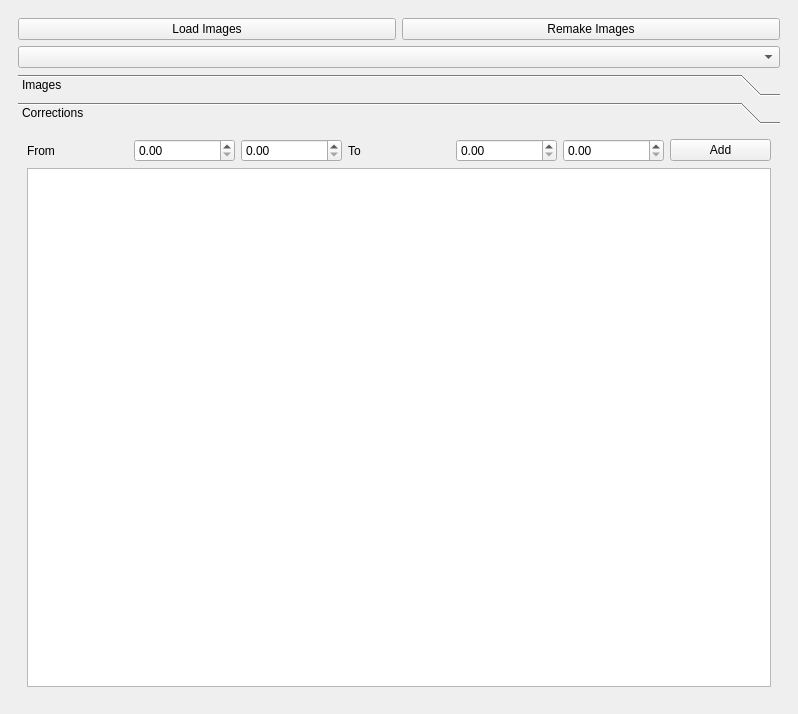
Before: the Qt Designer form image_loader_dockwidget_base.ui in Drew973/PTS_image_loader, drawn with Qt 5.
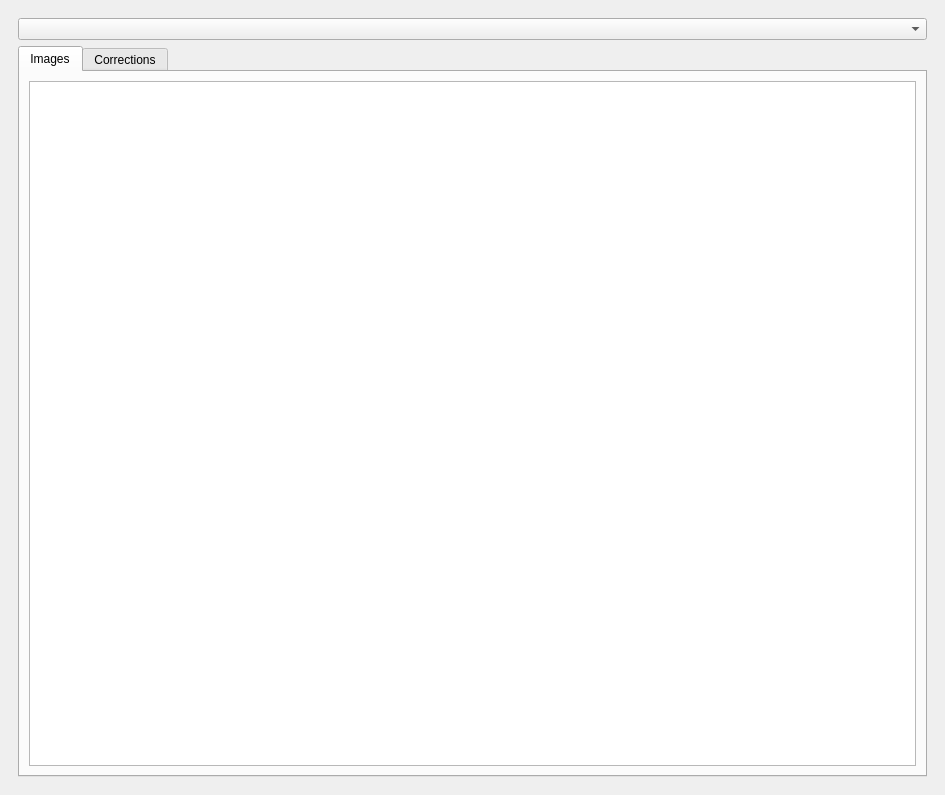
After: the same form once the commit is applied. Custom widgets are drawn as their Qt base class.

```diff
--- a/image_loader_dockwidget_base.ui
+++ b/image_loader_dockwidget_base.ui
@@ -6,42 +6,18 @@
    <rect>
     <x>0</x>
     <y>0</y>
-    <width>798</width>
-    <height>714</height>
+    <width>945</width>
+    <height>795</height>
    </rect>
   </property>
   <property name="windowTitle">
    <string>PTS image loader</string>
   </property>
   <widget class="QWidget" name="dockWidgetContents">
-   <layout class="QVBoxLayout" name="verticalLayout">
+   <layout class="QVBoxLayout" name="verticalLayout_2">
     <item>
      <widget class="QWidget" name="mainWidget" native="true">
       <layout class="QVBoxLayout" name="verticalLayout_4">
-       <item>
-        <layout class="QHBoxLayout" name="horizontalLayout">
-         <item>
-          <widget class="QPushButton" name="loadButton">
-           <property name="toolTip">
-            <string>&lt;html&gt;&lt;head/&gt;&lt;body&gt;&lt;p&gt;Load all images where load is checked. Removes anything in image_loader group.&lt;/p&gt;&lt;/body&gt;&lt;/html&gt;</string>
-           </property>
-           <property name="text">
-            <string>Load Images</string>
-           </property>
-          </widget>
-         </item>
-         <item>
-          <widget class="QPushButton" name="remakeButton">
-           <property name="toolTip">
-            <string>&lt;html&gt;&lt;head/&gt;&lt;body&gt;&lt;p&gt;Remake georeferenced images using corrections for run.&lt;/p&gt;&lt;/body&gt;&lt;/html&gt;</string>
-           </property>
-           <property name="text">
-            <string>Remake Images</string>
-           </property>
-          </widget>
-         </item>
-        </layout>
-       </item>
        <item>
         <widget class="QComboBox" name="runBox">
          <property name="toolTip">
@@ -50,23 +26,21 @@
         </widget>
        </item>
        <item>
-        <widget class="QToolBox" name="toolBox">
+        <widget class="QTabWidget" name="tabWidget">
+         <property name="layoutDirection">
+          <enum>Qt::LeftToRight</enum>
+         </property>
+         <property name="tabPosition">
+          <enum>QTabWidget::North</enum>
+         </property>
          <property name="currentIndex">
           <number>1</number>
          </property>
-         <widget class="QWidget" name="page_2">
-          <property name="geometry">
-           <rect>
-            <x>0</x>
-            <y>0</y>
-            <width>754</width>
-            <height>516</height>
-           </rect>
-          </property>
-          <attribute name="label">
+         <widget class="QWidget" name="tab">
+          <attribute name="title">
            <string>Images</string>
           </attribute>
-          <layout class="QVBoxLayout" name="verticalLayout_2">
+          <layout class="QVBoxLayout" name="verticalLayout_5">
            <item>
             <widget class="imagesView" name="imagesView">
              <property name="selectionBehavior">
@@ -82,19 +56,11 @@
            </item>
           </layout>
          </widget>
-         <widget class="QWidget" name="page_3">
-          <property name="geometry">
-           <rect>
-            <x>0</x>
-            <y>0</y>
-            <width>754</width>
-            <height>516</height>
-           </rect>
-          </property>
-          <attribute name="label">
+         <widget class="QWidget" name="tab_2">
+          <attribute name="title">
            <string>Corrections</string>
           </attribute>
-          <layout class="QVBoxLayout" name="verticalLayout_3">
+          <layout class="QVBoxLayout" name="verticalLayout">
            <item>
             <layout class="QHBoxLayout" name="horizontalLayout_2">
              <item>
```
Left out of the diff: 2 changed lines with no effect on the pictures.
